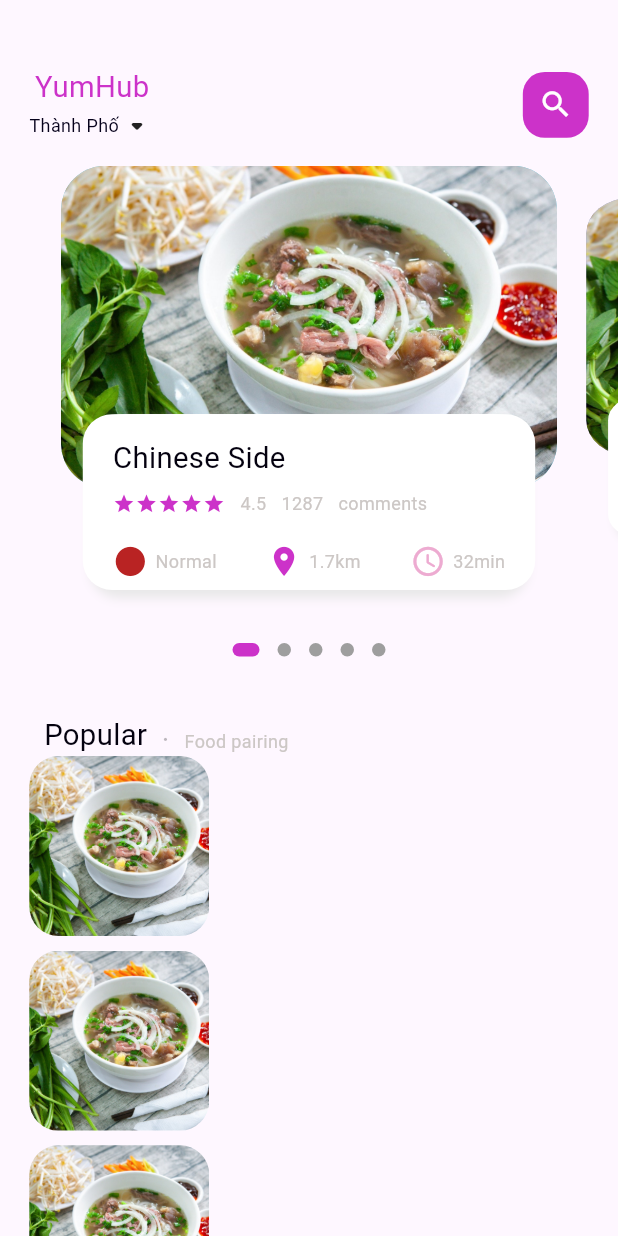
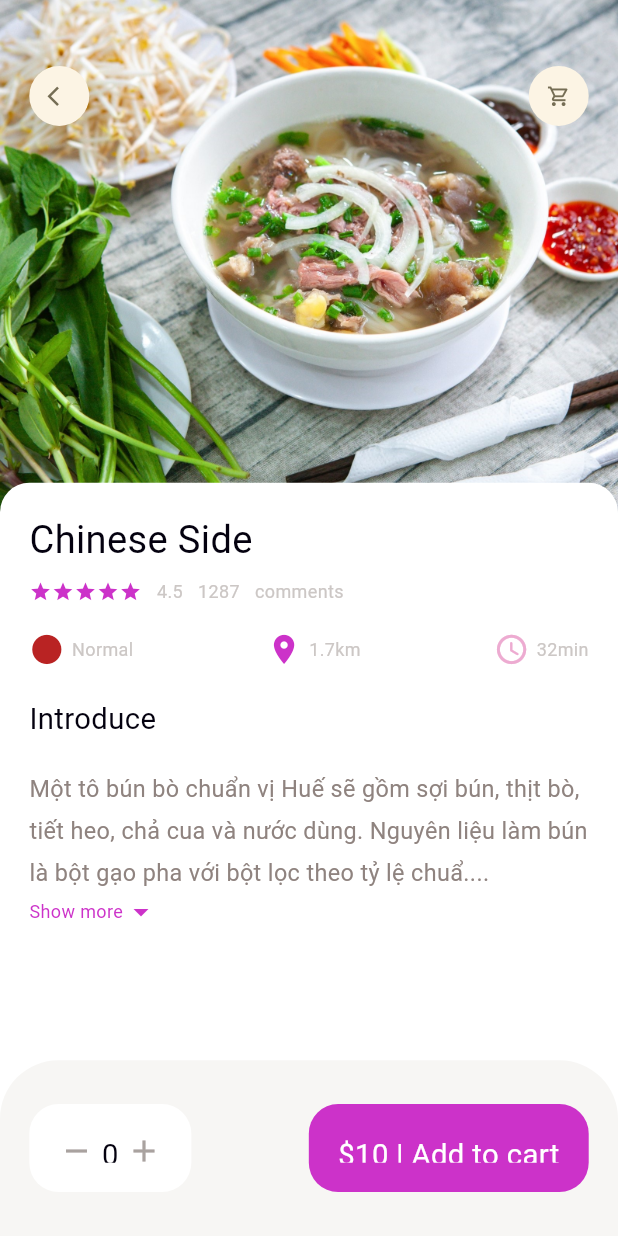
Before and after one commit to Snoww-dev/food, a Flutter app: the screen it shows after launch, on a phone screen of 412 x 824 dp. Run offline on Flutter 3.47's test engine with Material 3 defaults, Android fonts, the phone set to English and light mode, and no system bars; drawn by our look-alikes of dots_indicator; our stand-ins replace get.

Commit message:
Working on the Popular Food Detail

```diff
--- a/food_delivery/lib/main.dart
+++ b/food_delivery/lib/main.dart
@@ -1,5 +1,5 @@
 import 'package:flutter/material.dart';
-import 'package:food_delivery/home/main_food_page.dart';
+import 'package:food_delivery/pages/food/popular_food_detail.dart';
 import 'package:get/get.dart';
 void main() {
   runApp(const MyApp());
@@ -18,7 +18,7 @@ class MyApp extends StatelessWidget {
         colorScheme: ColorScheme.fromSeed(seedColor: Colors.deepPurple),
         useMaterial3: true,
       ),
-      home: MainFoodPage(),
+      home: PopularFoodDetail(),
     );
   }
 }
--- /dev/null
+++ b/food_delivery/lib/pages/food/popular_food_detail.dart
@@ -0,0 +1,116 @@
+import 'package:flutter/material.dart';
+import 'package:food_delivery/utils/colors.dart';
+import 'package:food_delivery/utils/dimensions.dart';
+import 'package:food_delivery/widgets/app_column.dart';
+import 'package:food_delivery/widgets/app_icon.dart';
+import 'package:food_delivery/widgets/big_text.dart';
+import 'package:food_delivery/widgets/expandable_text_widget.dart';
+
+class PopularFoodDetail extends StatelessWidget {
+  const PopularFoodDetail({Key? key}): super(key: key);
+
+  @override
+  Widget build(BuildContext context) {
+    return Scaffold(
+      backgroundColor: Colors.white,
+      body: Stack(
+        children: [
+          //background image
+          Positioned(
+            left: 0,
+            right: 0,
+            child: Container(
+              width: double.maxFinite,
+              height: Dimensions.popularFoodImgSize,
+              decoration: BoxDecoration(
+                image: DecorationImage(
+                  fit: BoxFit.cover,
+                  image: AssetImage(
+                    "assets/image/thucan1.jpg"
+                  ) )
+              ),
+            )),
+          //icon widgets
+          Positioned(
+            top: Dimensions.height45,
+            left: Dimensions.width20,
+            right: Dimensions.width20,
+            child: Row(
+              mainAxisAlignment: MainAxisAlignment.spaceBetween,
+              children: [
+                AppIcon(icon: Icons.arrow_back_ios),
+                AppIcon(icon: Icons.shopping_cart_outlined)
+              ],
+            )),
+          // introduction of food
+          Positioned(
+            left: 0,
+            right: 0,
+            bottom: 0,
+            top : Dimensions.popularFoodImgSize-20,
+            child: Container(
+              padding: EdgeInsets.only(left: Dimensions.width20, right: Dimensions.width20,top: Dimensions.height20),
+              decoration: BoxDecoration(
+                borderRadius: BorderRadius.only(
+                  topRight: Radius.circular(Dimensions.radius20),
+                  topLeft: Radius.circular(Dimensions.radius20)
+                ),
+                color: Colors.white
+              ),
+            child: Column(
+              crossAxisAlignment: CrossAxisAlignment.start,
+              children: [
+                AppColumn(text: "Chinese Side",),
+                SizedBox(height: Dimensions.height20,),
+                BigText(text: "Introduce"),
+                SizedBox(height: Dimensions.height20,),
+                Expanded(child:SingleChildScrollView(child:  ExpandableTextWidget(text: "Một tô bún bò chuẩn vị Huế sẽ gồm sợi bún, thịt bò, tiết heo, chả cua và nước dùng. Nguyên liệu làm bún là bột gạo pha với bột lọc theo tỷ lệ chuẩn để sợi bún có độ dai vừa phải. Thịt bò được chọn là phần bắp chân trước, nạm bò hoặc bắp hoa màu đỏ tươi, mỡ bò màu vàng nhạt. Chả cua màu vàng cam bắt mắt được làm từ gạch và thịt cua xay nhuyễn với vị béo, bùi tự nhiên.“Linh hồn” của món bún bò xứ Huế chính là nước dùng. Nước dùng được ninh từ xương ống bò nên có vị ngọt đậm đà. Ngoài ra, người ta còn thêm vào nước dùng chút mắm ruốc và sả để dậy mùi thơm nồng hấp dẫn.Một tô bún bò Huế ngon, chuẩn vị đất cố đô phải có hương thơm hấp dẫn. Tô bún có sắc cam của dầu điều, sắc nâu của thịt bò, tiết lợn và sắc xanh của hành, mùi, thêm chút giá đỗ thanh mát. Món bún với đủ vị cay, ngọt, bùi đã thực sự làm “xiêu lòng” thực khách.Điểm tạo nên sự khác biệt của bún bò Huế chính là sợi bún to, lát thịt bò mỏng mà to bản, nước lèo có màu đỏ cam với vị cay nồng hấp dẫn. Để nấu món đặc sản đất Huế này, người đứng bếp cần thực sự tỉ mỉ từ khâu chọn nguyên liệu tới các bước chế biến."))),
+              ],
+            ),
+          )),
+        ],
+      ),
+      bottomNavigationBar: Container(
+        height: Dimensions.bottomHeightBar,  // Có vấn đề về kích thước ( co the de la 120)
+        padding: EdgeInsets.only(top:Dimensions.height30, bottom: Dimensions.height30,  left: Dimensions.width20, right: Dimensions.width20),
+        decoration: BoxDecoration(
+          color: AppColors.buttonBackgroundColor,
+          borderRadius: BorderRadius.only(
+            topLeft: Radius.circular(Dimensions.radius20*2),
+            topRight: Radius.circular(Dimensions.radius20*2)
+          )
+        ),
+        child: Row(
+          mainAxisAlignment: MainAxisAlignment.spaceBetween,
+          children: [
+            Container(
+              padding: EdgeInsets.only(top: Dimensions.height20, bottom: Dimensions.height20, left: Dimensions.width20, right: Dimensions.width20),
+
+              decoration: BoxDecoration(
+                borderRadius: BorderRadius.circular(Dimensions.radius20),
+                color : Colors.white
+              ),
+              child: Row(
+                children: [
+                  Icon(Icons.remove, color: AppColors.signColor,),
+                  SizedBox(width: Dimensions.width10/2),
+                  BigText(text: "0"),
+                  SizedBox(width: Dimensions.width10/2),
+                  Icon(Icons.add, color: AppColors.signColor,)
+                ],
+              ),
+            ),
+            Container(
+              padding: EdgeInsets.only(top: Dimensions.height20, bottom: Dimensions.height20, left: Dimensions.width20, right: Dimensions.width20),
+              child: BigText(text: "\$10 | Add to cart", color: Colors.white),
+              decoration: BoxDecoration(
+                borderRadius: BorderRadius.circular(Dimensions.radius20),
+                color: AppColors.mainColor
+              ),
+            )
+          ],
+        ),
+      ),
+    );
+  }
+}
--- a/food_delivery/lib/home/food_page_body.dart
+++ b/food_delivery/lib/pages/home/food_page_body.dart
@@ -2,6 +2,7 @@ import 'package:dots_indicator/dots_indicator.dart';
 import 'package:flutter/material.dart';
 import 'package:food_delivery/utils/colors.dart';
 import 'package:food_delivery/utils/dimensions.dart';
+import 'package:food_delivery/widgets/app_column.dart';
 import 'package:food_delivery/widgets/big_text.dart';
 import 'package:food_delivery/widgets/icon_and_text_widget.dart';
 import 'package:food_delivery/widgets/small_text.dart';
@@ -83,20 +84,19 @@ class _FoodPageBodyState extends State<FoodPageBody>{
             ],),
       ),
       //List of food and images
-      Container(
-        height: 900,
-        child: ListView.builder(
+        ListView.builder(
           physics: NeverScrollableScrollPhysics(),
-          //shrinkWrap: true,
+          shrinkWrap: true,
           itemCount: 10,
           itemBuilder: (context, index){
           return Container(
             margin: EdgeInsets.only(left: Dimensions.width20, right: Dimensions.width20, bottom: Dimensions.height10),
             child: Row(
               children: [
+                //image section
                 Container(
-                  width: 120,
-                  height: 120,
+                  width: Dimensions.listViewImgSize,
+                  height: Dimensions.listViewImgSize,
                   decoration: BoxDecoration(
                     borderRadius: BorderRadius.circular(Dimensions.radius20),
                     color: Colors.white38,
@@ -104,15 +104,59 @@ class _FoodPageBodyState extends State<FoodPageBody>{
                       fit: BoxFit.cover,
                       image: AssetImage(
                         "assets/image/thucan1.jpg"
-                      )
-                    )
+                      ),
+                    ),
                   ),
-                )
+                ),
+                //text container
+                Expanded(
+                  child: Container(
+                    height: Dimensions.listViewTextContSize,
+                    decoration: BoxDecoration(
+                      borderRadius: BorderRadius.only(
+                        topRight: Radius.circular(Dimensions.radius20),
+                        bottomRight: Radius.circular(Dimensions.radius20)
+                      ),
+                      color: Colors.white,
+                    ),
+                    child: Padding(
+                      padding: EdgeInsets.only(left: Dimensions.width10, right: Dimensions.width10),
+                      child: Column(
+                        crossAxisAlignment: CrossAxisAlignment.start,
+                        mainAxisAlignment: MainAxisAlignment.center,
+                        children: [
+                          BigText(text: "Bún bò Huế đậm chất Huế - Ngon bổ rẻ"),
+                          SizedBox(height: Dimensions.height10,),
+                          SmallText(text: "With Huế"),
+                          SizedBox(height: Dimensions.height10,),
+                          Row(
+                            mainAxisAlignment: MainAxisAlignment.spaceBetween,
+                            children: [
+                              IconAndTextWidget(
+                                icon: Icons.circle_sharp,
+                                text: "Normal",
+                                iconColor: AppColors.iconColor1,
+                              ),
+                              IconAndTextWidget(
+                                icon: Icons.location_on,
+                                text: "1.7km",
+                                iconColor: AppColors.mainColor,
+                              ),
+                              IconAndTextWidget(
+                                icon: Icons.access_time_rounded,
+                                text: "32min",
+                                iconColor: AppColors.iconColor2,
+                              ),
+                            ],
+                          ),
+                        ],
+                      ),
+                    ),
+                  ))
               ],
             ),
           );
       }),
-      )
     ],
     );
   }
@@ -187,56 +231,7 @@ class _FoodPageBodyState extends State<FoodPageBody>{
             ),
             child: Container(
                 padding: EdgeInsets.only(top: Dimensions.height15, left: 15, right: 15),
-                child: Column(
-                  crossAxisAlignment: CrossAxisAlignment.start,
-                  children: [
-                    BigText(text: "Chinese Side"),
-                    SizedBox(height: Dimensions.height10),
-                    Row(
-                      children: [
-                        Wrap(
-                          children: List.generate(
-                            5,
-                            (index) {
-                              return Icon(
-                                Icons.star,
-                                color: AppColors.mainColor,
-                                size: 15,
-                              );
-                            },
-                          ),
-                        ),
-                        SizedBox(width: 10),
-                        SmallText(text: "4.5"),
-                        SizedBox(width: 10),
-                        SmallText(text: "1287"),
-                        SizedBox(width: 10),
-                        SmallText(text: "comments"),
-                      ],
-                    ),
-                    SizedBox(height: Dimensions.height20),
-                    Row(
-                      mainAxisAlignment: MainAxisAlignment.spaceBetween,
-                      children: [
-                        IconAndTextWidget(
-                          icon: Icons.circle_sharp,
-                          text: "Normal",
-                          iconColor: AppColors.iconColor1,
-                        ),
-                        IconAndTextWidget(
-                          icon: Icons.location_on,
-                          text: "1.7km",
-                          iconColor: AppColors.mainColor,
-                        ),
-                        IconAndTextWidget(
-                          icon: Icons.access_time_rounded,
-                          text: "32min",
-                          iconColor: AppColors.iconColor2,
-                        ),
-                      ],
-                    ),
-                  ],
-                ),
+                child: AppColumn(text: "Chinese Side",),
               ),
           ),
           ),
--- a/food_delivery/lib/home/main_food_page.dart
+++ b/food_delivery/lib/pages/home/main_food_page.dart
@@ -1,5 +1,5 @@
 import 'package:flutter/material.dart';
-import 'package:food_delivery/home/food_page_body.dart';
+import 'package:food_delivery/pages/home/food_page_body.dart';
 import 'package:food_delivery/utils/colors.dart';
 import 'package:food_delivery/utils/dimensions.dart';
 import 'package:food_delivery/widgets/big_text.dart';
--- a/food_delivery/lib/utils/dimensions.dart
+++ b/food_delivery/lib/utils/dimensions.dart
@@ -20,13 +20,27 @@ class Dimensions{
   static double width20 = screenHeight/42.2;
   static double width30 = screenHeight/28.13;
 
+  // font size
+  static double font16 = screenHeight/52.75;
   static double font20 = screenHeight/42.2;
+  static double font26 = screenHeight/32.46;
 
   // radius
   static double radius15 = screenHeight/56.27;
   static double radius20 = screenHeight/42.2;
   static double radius30 = screenHeight/28.13;
 
-  // incon size
+  // icon size
   static double iconSize24 = screenHeight/35.17;
+  static double iconSize16 = screenHeight/52.75;
+
+  // list view size
+  static double listViewImgSize = screenWidth/3.25;
+  static double listViewTextContSize = screenWidth/3.9;
+
+  // popular food
+  static double popularFoodImgSize = screenHeight/2.41;
+
+  // bottom height
+  static double bottomHeightBar = screenHeight/7.03;
 }
--- /dev/null
+++ b/food_delivery/lib/widgets/app_column.dart
@@ -0,0 +1,66 @@
+import 'package:flutter/material.dart';
+import 'package:food_delivery/utils/colors.dart';
+import 'package:food_delivery/utils/dimensions.dart';
+import 'package:food_delivery/widgets/big_text.dart';
+import 'package:food_delivery/widgets/icon_and_text_widget.dart';
+import 'package:food_delivery/widgets/small_text.dart';
+
+class AppColumn extends StatelessWidget {
+  final String text;
+  const AppColumn({Key? key, required this.text}): super(key: key);
+
+
+  @override
+  Widget build(BuildContext context) {
+    return Column(
+        crossAxisAlignment: CrossAxisAlignment.start,
+        children: [
+          BigText(text: text, size: Dimensions.font26),
+          SizedBox(height: Dimensions.height10),
+          Row(
+            children: [
+              Wrap(
+                children: List.generate(
+                  5,
+                  (index) {
+                    return Icon(
+                      Icons.star,
+                      color: AppColors.mainColor,
+                      size: 15,
+                    );
+                  },
+                ),
+              ),
+              SizedBox(width: 10),
+              SmallText(text: "4.5"),
+              SizedBox(width: 10),
+              SmallText(text: "1287"),
+              SizedBox(width: 10),
+              SmallText(text: "comments"),
+            ],
+          ),
+          SizedBox(height: Dimensions.height20),
+          Row(
+            mainAxisAlignment: MainAxisAlignment.spaceBetween,
+            children: [
+              IconAndTextWidget(
+                icon: Icons.circle_sharp,
+                text: "Normal",
+                iconColor: AppColors.iconColor1,
+              ),
+              IconAndTextWidget(
+                icon: Icons.location_on,
+                text: "1.7km",
+                iconColor: AppColors.mainColor,
+              ),
+              IconAndTextWidget(
+                icon: Icons.access_time_rounded,
+                text: "32min",
+                iconColor: AppColors.iconColor2,
+              ),
+            ],
+          ),
+        ],
+      );
+  }
+}
--- /dev/null
+++ b/food_delivery/lib/widgets/app_icon.dart
@@ -0,0 +1,32 @@
+import 'package:flutter/material.dart';
+import 'package:food_delivery/utils/dimensions.dart';
+
+class AppIcon extends StatelessWidget {
+  final IconData icon;
+  final Color backgroundColor;
+  final Color iconColor;
+  final double size;
+  AppIcon({Key? key,
+  required this.icon,
+      this.backgroundColor = const Color(0xFFfcf4e4),
+      this.iconColor = const Color(0xFF756d54),
+      this.size  =  40,
+  }): super(key: key);
+
+  @override
+  Widget build(BuildContext context) {
+    return Container(
+      width: size,
+      height: size,
+      decoration: BoxDecoration(
+        borderRadius: BorderRadius.circular(size/2),
+        color: backgroundColor
+      ),
+      child: Icon(
+        icon,
+        color: iconColor,
+        size: Dimensions.iconSize16,
+      ),
+    );
+  }
+}
--- /dev/null
+++ b/food_delivery/lib/widgets/expandable_text_widget.dart
@@ -0,0 +1,57 @@
+import 'package:flutter/material.dart';
+import 'package:food_delivery/utils/colors.dart';
+import 'package:food_delivery/utils/dimensions.dart';
+import 'package:food_delivery/widgets/small_text.dart';
+
+class ExpandableTextWidget extends StatefulWidget {
+  final String text;
+  const ExpandableTextWidget({Key? key, required this.text}): super(key: key);
+
+  @override
+  State<ExpandableTextWidget> createState() => _ExpandableTextWidgetState();
+}
+
+class _ExpandableTextWidgetState extends State<ExpandableTextWidget> {
+  late String firstHaft;
+  late String secondHaft;
+
+  bool hiddenText = true;
+
+  double textHeight = Dimensions.screenHeight/5.63;
+
+  @override
+  void initState(){
+    super.initState();
+    if(widget.text.length>textHeight){
+      firstHaft = widget.text.substring(0, textHeight.toInt());
+      secondHaft = widget.text.substring(textHeight.toInt()+1, widget.text.length);
+    }else{
+      firstHaft=widget.text;
+      secondHaft="";
+    }
+  }
+
+  @override
+  Widget build(BuildContext context) {
+    return Container(
+      child: secondHaft.isEmpty?SmallText(color: AppColors.paraColor,size: Dimensions.font16,text: firstHaft):Column(
+        children: [
+          SmallText(height: 1.8,color: AppColors.paraColor ,size: Dimensions.font16,text: hiddenText?(firstHaft+"...."):(firstHaft+secondHaft)),
+          InkWell(
+            onTap: (){
+              setState(() {
+                hiddenText=!hiddenText;
+              });
+            },
+            child: Row(
+              children: [
+                SmallText(text: "Show more", color: AppColors.mainColor,),
+                Icon(hiddenText?Icons.arrow_drop_down: Icons.arrow_drop_up, color: AppColors.mainColor)
+              ],
+            ),
+          )
+        ],
+      ),
+    );
+  }
+}
```
